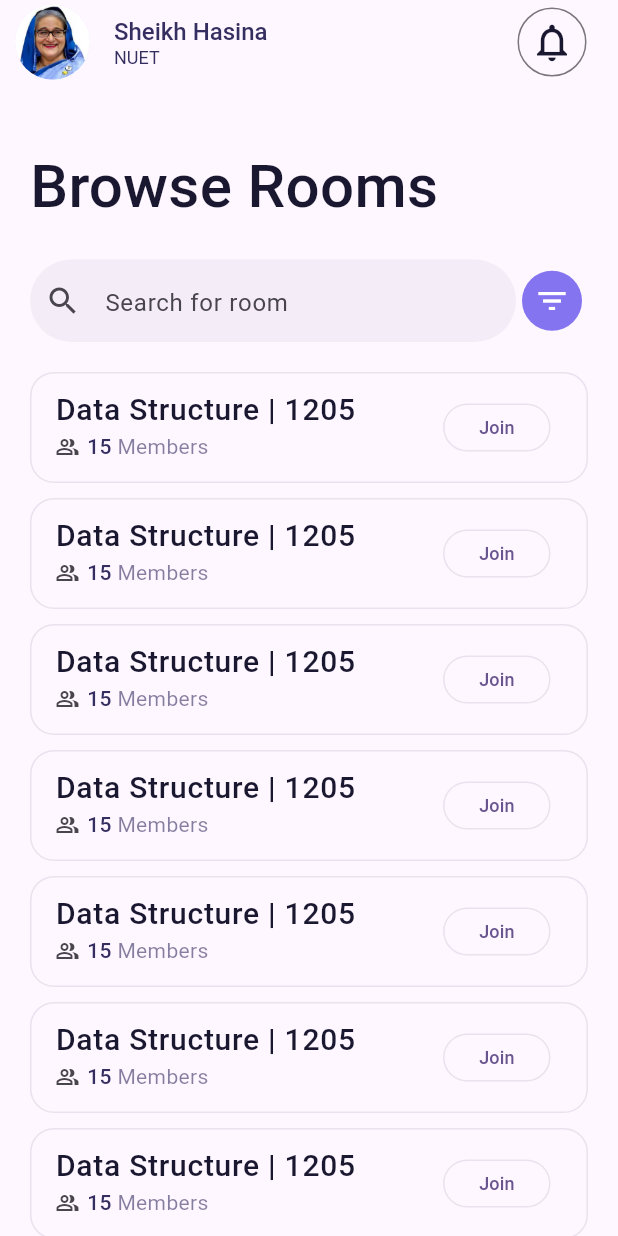
After one commit to NoteHive-Aust/NoteHive, a Flutter app: the Browseroom screen opened directly, on a phone screen of 412 x 824 dp. The commit adds this screen. Run offline on Flutter 3.47's test engine with Material 3 defaults, Android fonts, the phone set to English and light mode, and no system bars.

Commit message:
browse room page created

```diff
--- /dev/null
+++ b/lib/Screens/browseRoom.dart
@@ -0,0 +1,149 @@
+import 'package:flutter/material.dart';
+import 'package:notehive/widgets/AppbarWidgets.dart';
+import 'package:notehive/widgets/searchBox.dart';
+import 'package:notehive/widgets/searchBox.dart';
+
+class Browseroom extends StatefulWidget {
+  const Browseroom({super.key});
+
+  @override
+  State<Browseroom> createState() => _BrowseroomState();
+}
+
+class _BrowseroomState extends State<Browseroom> {
+  @override
+  Widget build(BuildContext context) {
+    return Scaffold(
+      appBar: Appbar(),
+      body: Padding(
+        padding: EdgeInsets.symmetric(horizontal: 20),
+        child: Column(
+          crossAxisAlignment: CrossAxisAlignment.stretch,
+          children: [
+            SizedBox(height: 40),
+            Text(
+              "Browse Rooms",
+              style: TextStyle(
+                fontSize: 40,
+                color: Color(0xff1A1730),
+                fontWeight: FontWeight.w500,
+              ),
+            ),
+            Row(
+              mainAxisSize: MainAxisSize.min,
+              children: [
+                Flexible(child: SearchBox(lebel: 'Search for room')),
+                IconButton.filled(
+                  onPressed: () {},
+                  icon: Icon(Icons.filter_list),
+                  style: IconButton.styleFrom(
+                    backgroundColor: Color(0xff8474F0),
+                    foregroundColor: Colors.white,
+                  ),
+                ),
+              ],
+            ),
+            Expanded(
+              child: ListView.separated(
+                itemCount:15,
+                itemBuilder: (context, index) {
+                  return Container(
+                    // margin: EdgeInsets.only(bottom: 10),
+                    decoration: BoxDecoration(
+                      border: Border.all(color: Color(0xff352E60).withOpacity(0.1)),
+                      borderRadius: BorderRadius.circular(16)
+                    ),
+                    child: ListTile(
+                      title: Text(
+                        'Data Structure | 1205',
+                        style: TextStyle(
+                          color: Color(0xff1A1730),
+                          fontSize: 20,
+                          fontWeight: FontWeight.w500,
+                        ),
+                      ),
+                      subtitle: Row(
+                        children: [
+                          Icon(Icons.people_alt_outlined, size: 16),
+                          SizedBox(width: 5),
+                          Text(
+                            '15 ',
+                            style: TextStyle(
+                              color: Color(0xff352E60),
+                              fontWeight: FontWeight.w500,
+                            ),
+                          ),
+                          Text(
+                            'Members',
+                            style: TextStyle(
+                              color: Color(0xff352E60).withOpacity(0.6),
+                            ),
+                          ),
+                        ],
+                      ),
+
+                      trailing: OutlinedButton(
+                        onPressed: () {},
+                        child: Text(
+                          "Join",
+                          style: TextStyle(fontSize: 12),
+                          overflow: TextOverflow.ellipsis,
+                        ),
+                        style: OutlinedButton.styleFrom(
+                          overlayColor: Color(0xff8474F0),
+                          side: BorderSide(
+                            color: Color(0xff352E60).withOpacity(0.1),
+                          ),
+                          visualDensity: VisualDensity.compact,
+                          // fixedSize: Size(75,25)
+                        ),
+                      ),
+                      style: ListTileStyle.drawer,
+                    ),
+                  );
+                },
+                separatorBuilder: (BuildContext context, int index) {
+                  return SizedBox(height: 10);
+                },
+
+              ),
+            ),
+          ],
+        ),
+      ),
+    );
+  }
+
+  AppBar Appbar() {
+    return AppBar(
+      leadingWidth: 60,
+      leading: Container(
+        margin: const EdgeInsets.only(left: 10),
+        child: CircleAvatar(
+          maxRadius: 25,
+          minRadius: 20,
+          foregroundImage: AssetImage('assets/image.jpg'),
+        ),
+      ),
+      title: Column(
+        crossAxisAlignment: CrossAxisAlignment.start,
+        children: [
+          Text(
+            "Sheikh Hasina",
+            style: TextStyle(
+              fontSize: 16,
+              color: Color(0xFF352E60),
+              fontWeight: FontWeight.w500,
+            ),
+          ),
+          Text(
+            "NUET",
+            style: TextStyle(fontSize: 12, color: Color(0xFF352E60)),
+          ),
+        ],
+      ),
+      actionsPadding: EdgeInsets.only(right: 20),
+      actions: [NotificationButtonForAppBar()],
+    );
+  }
+}
--- a/lib/Screens/setting_screen.dart
+++ b/lib/Screens/setting_screen.dart
@@ -3,6 +3,7 @@ import 'package:flutter/services.dart';
 
 import '../widgets/AppbarWidgets.dart';
 import '../widgets/bottomNavigation.dart';
+import '../widgets/searchBox.dart';
 
 class SettingScreen extends StatefulWidget {
   const SettingScreen({super.key});
@@ -13,6 +14,7 @@ class SettingScreen extends StatefulWidget {
 
 class _SettingScreenState extends State<SettingScreen> {
   bool pushNotification = false;
+
   @override
   Widget build(BuildContext context) {
     return Scaffold(
@@ -32,7 +34,7 @@ class _SettingScreenState extends State<SettingScreen> {
                   crossAxisAlignment: CrossAxisAlignment.stretch,
 
                   children: [
-                    SearchBarForSettings(),
+                    SearchBox(lebel: "Search for Settings"),
                     //SizedBox(height: 20,),
                     ProfileEditTab(),
                     PushNotificationToggle(),
@@ -61,6 +63,7 @@ class _SettingScreenState extends State<SettingScreen> {
       ),
     );
   }
+
 
   Container Emnei() {
     return Container(
@@ -291,24 +294,4 @@ class _SettingScreenState extends State<SettingScreen> {
     );
   }
 
-  Container SearchBarForSettings() {
-    return Container(
-      height: 55,
-      margin: EdgeInsets.symmetric(vertical: 20),
-      padding: EdgeInsets.all(10),
-      decoration: BoxDecoration(
-        borderRadius: BorderRadius.circular(100),
-        color: Color(0xff352E60).withOpacity(0.05),
-      ),
-      child: TextField(
-        maxLines: 1,
-        decoration: InputDecoration(
-          border: InputBorder.none,
-
-          icon: Icon(Icons.search),
-          hintText: "Search for Settings",
-        ),
-      ),
-    );
 }
-}
--- /dev/null
+++ b/lib/widgets/searchBox.dart
@@ -0,0 +1,22 @@
+import 'package:flutter/material.dart';
+
+Container SearchBox({required String lebel}) {
+  return Container(
+    height: 55,
+    margin: EdgeInsets.symmetric(vertical: 20),
+    padding: EdgeInsets.all(10),
+    decoration: BoxDecoration(
+      borderRadius: BorderRadius.circular(100),
+      color: Color(0xff352E60).withOpacity(0.05),
+    ),
+    child: TextField(
+      maxLines: 1,
+      decoration: InputDecoration(
+        border: InputBorder.none,
+
+        icon: Icon(Icons.search),
+        hintText: lebel,
+      ),
+    ),
+  );
+}
```
Also changed, not shown: lib/widgets/AppbarWidgets.dart (line endings or trailing spaces). Lines whose indentation alone changed are shown as unchanged.
